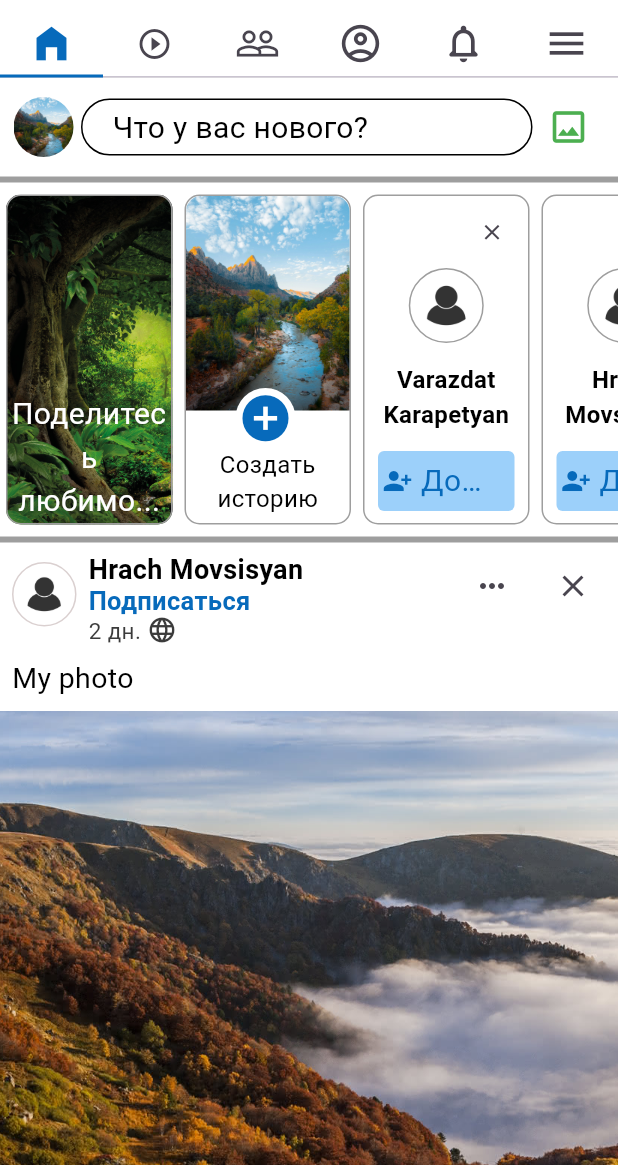
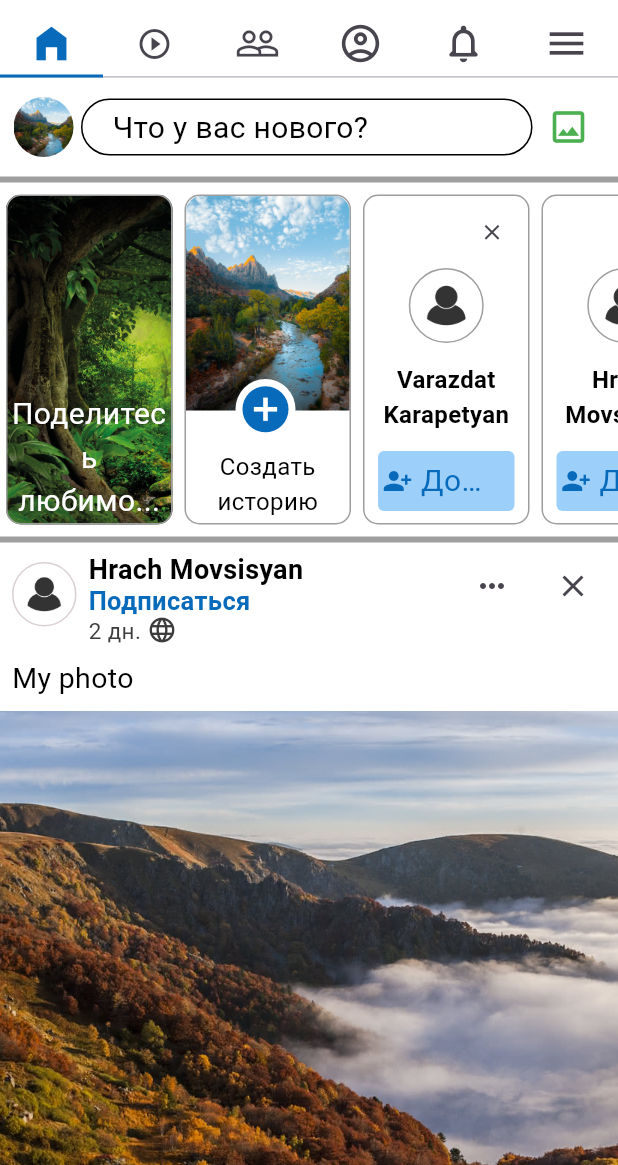
Before and after one commit to NarekMatevosyan/facebook, a Flutter app: the screen it shows after launch, on a phone screen of 412 x 824 dp, the part 71-1236 px from its top. Run offline on Flutter 3.47's test engine with Material 3 defaults, Android fonts, the phone set to English and light mode, and no system bars.

Commit message:
improve ui

```diff
--- a/lib/features/home/widgets/home_screen_content.dart
+++ b/lib/features/home/widgets/home_screen_content.dart
@@ -60,6 +60,22 @@ class HomeScreenContent extends StatelessWidget {
         ),
         const SizedBox(height: 4.0),
         const ReelsSection(),
+        const SizedBox(height: 4.0),
+        Post(
+          post: PostViewModel(
+            image: 'assets/images/favorite.jpg',
+            description: 'My photo',
+            postTime: 5,
+            poster: UserViewModel(
+                id: 6,
+                surname: 'Hakob',
+                name: 'Araqelyan',
+                avatar: 'assets/images/rec_user_photo.jpg'),
+            likes: 112,
+            comments: 47,
+            shares: 19,
+          ),
+        ),
       ],
     );
   }
--- a/lib/features/home/widgets/user_story.dart
+++ b/lib/features/home/widgets/user_story.dart
@@ -43,7 +43,7 @@ class UserStory extends StatelessWidget {
           ),
         ),
         const Positioned(
-          bottom: itemHeight / 40,
+          bottom: 4.0,
           child: SizedBox(
             width: itemWidth,
             child: Text(
@@ -58,7 +58,9 @@ class UserStory extends StatelessWidget {
         ),
         Positioned(
           right: 37.0,
-          bottom: 51.0,
+          bottom: 57.0,
+          child: GestureDetector(
+            onTap: () {},
             child: Container(
               height: 40,
               width: 40,
@@ -71,6 +73,7 @@ class UserStory extends StatelessWidget {
               ),
             ),
           ),
+        ),
       ],
     );
   }
```
Lines whose indentation alone changed are shown as unchanged.
